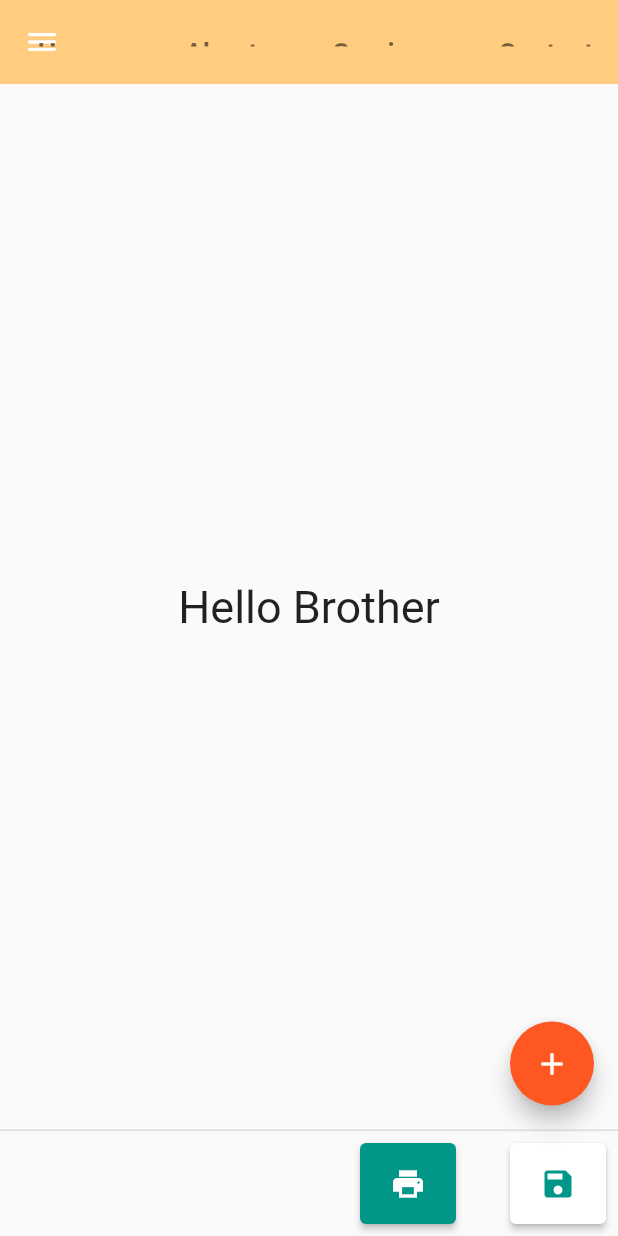
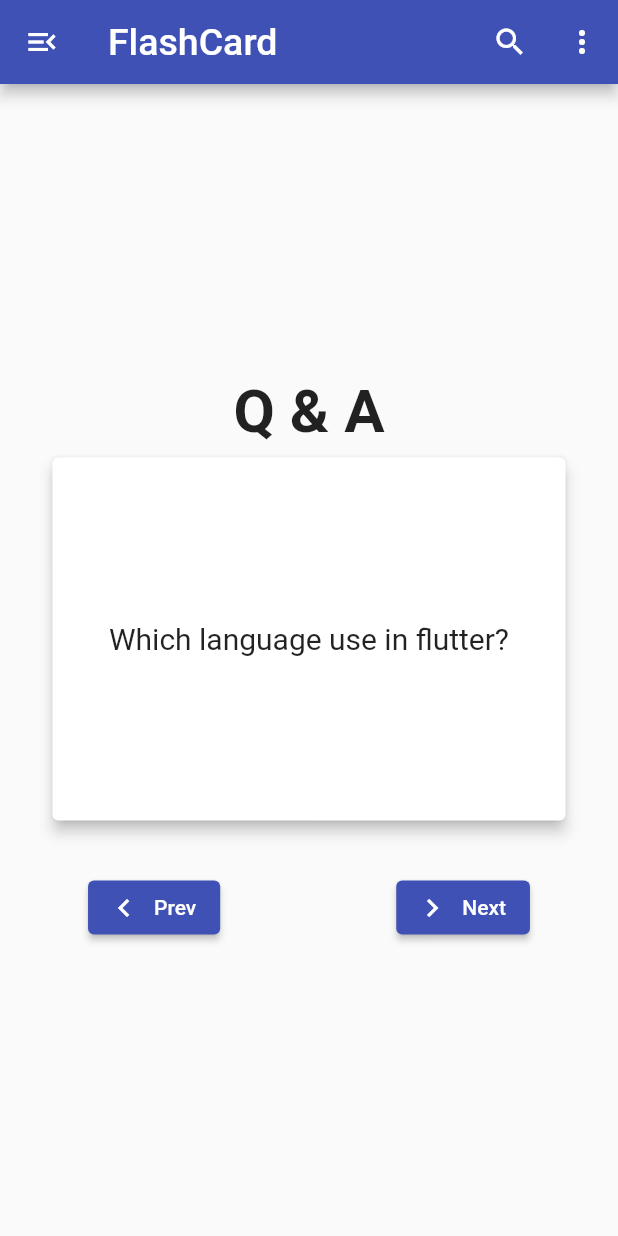
Before and after one commit to dsrathore1/Flutter-Practice, a Flutter app: the screen it shows after launch, on a phone screen of 412 x 824 dp. Run offline on Flutter 3.47's test engine with Material 2 defaults, Android fonts, the phone set to English and light mode, and no system bars; drawn by our look-alikes of flip_card; Roboto replaces fonts that are missing (Cursive).

Commit message:
Day 4 FlashCard

```diff
--- /dev/null
+++ b/lib/Practice_Day/Day4.dart
@@ -0,0 +1,122 @@
+import 'dart:math';
+
+import "package:flutter/material.dart";
+import 'package:flip_card/flip_card.dart';
+import 'package:practice/Widgets/flashcardView.dart';
+
+class Day4 extends StatefulWidget {
+  _Day4State createState() => _Day4State();
+}
+
+class _Day4State extends State<Day4> {
+  List<FlashCard> _flashcard = [
+    FlashCard(
+      question: 'Which language use in flutter?',
+      answer: "Dart",
+    ),
+    FlashCard(
+      question: "Dart is the Object Oriented Programming Language?",
+      answer: "Yes",
+    ),
+    FlashCard(
+      question: "Dart is only Scripting Language?",
+      answer: "No",
+    ),
+    FlashCard(
+      question:
+          "Which one is the Immutable typed, List or Tuple in Python Language ?",
+      answer: 'Tuple',
+    ),
+  ];
+
+  int _currentIndex = 0;
+
+// ! Statement ? True : False;
+
+  void showNext() {
+    setState(() {
+      _currentIndex =
+          _currentIndex + 1 < _flashcard.length ? _currentIndex + 1 : 0;
+    });
+  }
+
+  void showPrevious() {
+    setState(() {
+      _currentIndex = _currentIndex - 1 >= 0 ? _currentIndex - 1 : 0;
+    });
+  }
+
+  @override
+  Widget build(BuildContext context) {
+    return Scaffold(
+      appBar: AppBar(
+        backgroundColor: Colors.indigo,
+        title: Text(
+          "FlashCard",
+          style: TextStyle(
+            fontSize: 25,
+            fontFamily: "Cursive",
+          ),
+        ),
+        leading: IconButton(
+          icon: Icon(Icons.menu_open),
+          onPressed: () {},
+        ),
+        actions: [
+          IconButton(icon: Icon(Icons.search), onPressed: () {}),
+          IconButton(icon: Icon(Icons.more_vert), onPressed: () {}),
+        ],
+      ),
+      body: Column(
+        mainAxisAlignment: MainAxisAlignment.center,
+        children: [
+          SizedBox(
+            child: Text(
+              "Q & A",
+              style: TextStyle(
+                fontSize: 40,
+                fontWeight: FontWeight.bold,
+              ),
+            ),
+            height: 50,
+          ),
+          SizedBox(
+            height: 250,
+            width: 350,
+            child: FlipCard(
+              front: FlashcardView(
+                text: _flashcard[_currentIndex].question,
+              ),
+              back: FlashcardView(
+                text: _flashcard[_currentIndex].answer,
+
+              ),
+            ),
+          ),
+          SizedBox(
+            height: 30,
+          ),
+          Row(
+            mainAxisAlignment: MainAxisAlignment.spaceAround,
+            children: [
+              ElevatedButton.icon(
+                onPressed: showPrevious,
+                style: ElevatedButton.styleFrom(primary: Colors.indigo),
+                icon: Icon(
+                  Icons.chevron_left,
+                ),
+                label: Text('Prev'),
+              ),
+              ElevatedButton.icon(
+                onPressed: showNext,
+                style: ElevatedButton.styleFrom(primary: Colors.indigo),
+                icon: Icon(Icons.chevron_right),
+                label: Text('Next'),
+              ),
+            ],
+          ),
+        ],
+      ),
+    );
+  }
+}
--- /dev/null
+++ b/lib/Widgets/flashcardView.dart
@@ -0,0 +1,31 @@
+import 'package:flutter/material.dart';
+
+class FlashcardView extends StatelessWidget {
+  final text;
+  FlashcardView({Key? key, this.text}) : super(key: key);
+
+  @override
+  Widget build(BuildContext context) {
+    return Card(
+      elevation: 4,
+      child: Center(
+        child: Text(
+          text,
+          maxLines: null,
+          textAlign: TextAlign.center,
+          style: TextStyle(
+            fontSize: 20,
+          ),
+        ),
+      ),
+    );
+  }
+}
+
+class FlashCard {
+  final String? question;
+
+  final String? answer;
+
+  FlashCard({this.question, this.answer});
+}
--- a/lib/main.dart
+++ b/lib/main.dart
@@ -1,7 +1,12 @@
 import 'package:flutter/material.dart';
+
+
 // import 'package:practice/Practice_Day/Day1.dart';
 // import 'package:practice/Practice_Day/Day2.dart';
-import 'package:practice/Practice_Day/Day3.dart';
+// import 'package:practice/Practice_Day/Day3.dart';
+import 'package:practice/Practice_Day/Day4.dart';
+
+
 
 void main() {
   runApp(MyApp());
@@ -14,6 +19,6 @@ class MyApp extends StatelessWidget {
         title: "Practice Days",
         debugShowCheckedModeBanner: false,
         theme: ThemeData(primarySwatch: Colors.deepOrange),
-        home: Day3());
+        home: Day4());
   }
 }
--- a/pubspec.yaml
+++ b/pubspec.yaml
@@ -23,7 +23,7 @@ environment:
 dependencies:
   flutter:
     sdk: flutter
-
+  flip_card: ^0.5.0
 
   # The following adds the Cupertino Icons font to your application.
   # Use with the CupertinoIcons class for iOS style icons.
```
Also changed, not shown: pubspec.lock.
